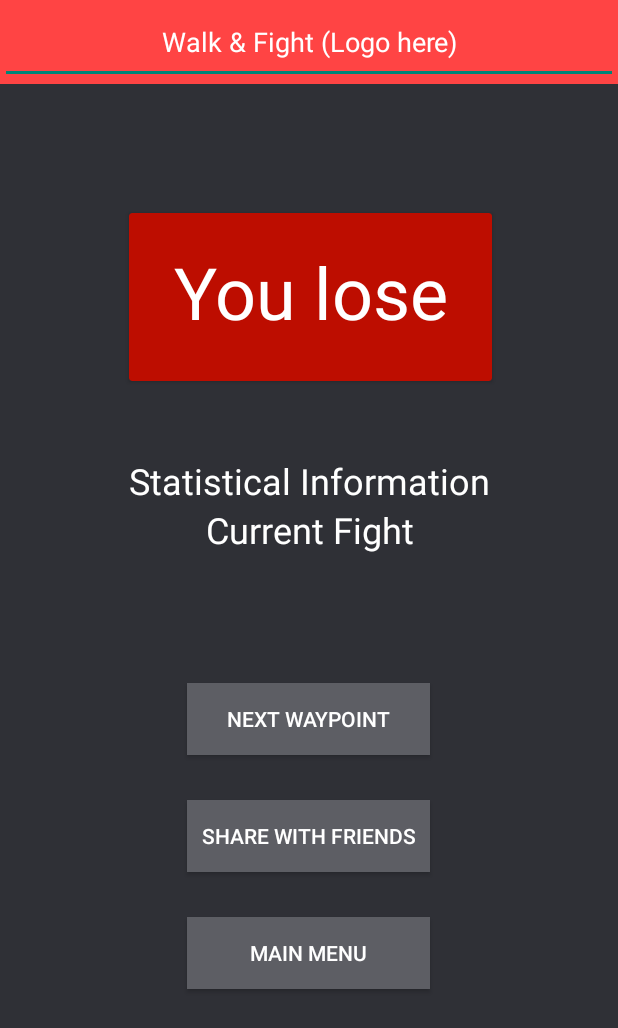
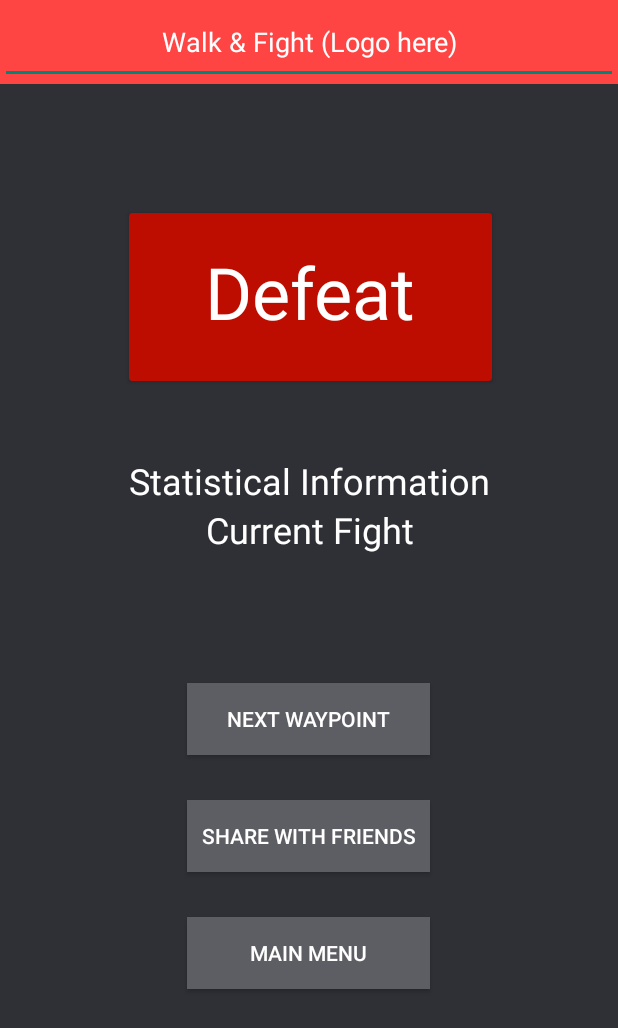
Before and after one commit to DanielV-source/waf, an Android app built with Jetpack Compose: the LoseWaypointActivity screen opened directly, with no data from a screen before it, on a phone screen of 412 x 824 dp. Shown: the top 1028 px of the screen. Run offline under Robolectric (Android 15) with nearby library versions, the phone set to English and light mode, and no system bars.

Commit message:
Strings in the app moved to strings.xml

```diff
--- a/app/src/main/res/layout/initmenu.xml
+++ b/app/src/main/res/layout/initmenu.xml
@@ -15,7 +15,7 @@
         android:layout_gravity="center_horizontal"
         android:layout_marginTop="200dp"
         android:background="@color/material_dynamic_neutral40"
-        android:text="Start Adventure"
+        android:text="@string/initmenu_startadventuremenu"
         android:textColor="@color/white" />
 
     <Button
@@ -25,7 +25,7 @@
         android:layout_gravity="center"
         android:layout_marginTop="50dp"
         android:background="@color/material_dynamic_neutral40"
-        android:text="Resume adventure"
+        android:text="@string/initmenu_resumeadventuremenu"
         android:textColor="@color/white" />
 
     <Button
@@ -35,7 +35,7 @@
         android:layout_gravity="center"
         android:layout_marginTop="50dp"
         android:background="@color/material_dynamic_neutral40"
-        android:text="My statistics"
+        android:text="@string/initmenu_mystatisticsmenu"
         android:textColor="@color/white" />
 
 </LinearLayout>
--- a/app/src/main/res/layout/loser_waypoint.xml
+++ b/app/src/main/res/layout/loser_waypoint.xml
@@ -33,7 +33,7 @@
             android:hyphenationFrequency="normal"
             android:inputType="text"
             android:singleLine="false"
-            android:text="Walk &amp; Fight (Logo here)"
+            android:text="@string/main_logoText"
             android:textAppearance="@style/TextAppearance.AppCompat.Medium"
             android:textColor="@color/white"
             tools:visibility="visible" />
@@ -51,13 +51,13 @@
             android:layout_height="match_parent">
 
             <TextView
-                android:id="@+id/textViewWinner"
+                android:id="@+id/loser"
                 android:layout_width="match_parent"
                 android:layout_height="match_parent"
                 android:layout_column="0"
                 android:layout_marginTop="20dp"
                 android:layout_row="0"
-                android:text="You lose"
+                android:text="@string/loser_waypoint_loser"
                 android:textAlignment="center"
                 android:textColor="@color/white"
                 android:textSize="48sp" />
@@ -66,20 +66,20 @@
     </androidx.cardview.widget.CardView>
 
     <TextView
-        android:id="@+id/textViewStadisticInformation"
+        android:id="@+id/stadisticalInformation"
         android:layout_width="match_parent"
         android:layout_height="wrap_content"
         android:layout_marginTop="50sp"
-        android:text="Statistical Information"
+        android:text="@string/loser_waypoint_stadisticalInformation"
         android:textAlignment="center"
         android:textColor="@color/white"
         android:textSize="24sp" />
 
     <TextView
-        android:id="@+id/textViewCurrentFight"
+        android:id="@+id/currentFight"
         android:layout_width="match_parent"
         android:layout_height="wrap_content"
-        android:text="Current Fight"
+        android:text="@string/loser_waypoint_currentFight"
         android:textAlignment="center"
         android:textColor="@color/white"
         android:textSize="24sp" />
@@ -91,7 +91,7 @@
         android:layout_gravity="center_horizontal"
         android:layout_marginTop="86dp"
         android:background="@color/material_dynamic_neutral40"
-        android:text="Next Waypoint"
+        android:text="@string/loser_waypoint_nextwaypoint"
         android:textColor="@color/white" />
 
     <Button
@@ -101,7 +101,7 @@
         android:layout_gravity="center"
         android:layout_marginTop="30dp"
         android:background="@color/material_dynamic_neutral40"
-        android:text="Share with friends"
+        android:text="@string/loser_waypoint_sharewithfriends"
         android:textColor="@color/white" />
 
     <Button
@@ -111,7 +111,7 @@
         android:layout_gravity="center"
         android:layout_marginTop="30dp"
         android:background="@color/material_dynamic_neutral40"
-        android:text="Main Menu"
+        android:text="@string/mainmenu"
         android:textColor="@color/white" />
 
 </LinearLayout>
--- a/app/src/main/res/layout/main.xml
+++ b/app/src/main/res/layout/main.xml
@@ -36,7 +36,7 @@
             android:hyphenationFrequency="normal"
             android:inputType="text"
             android:singleLine="false"
-            android:text="Walk &amp; Fight (Logo here)"
+            android:text="@string/main_logoText"
             android:textAppearance="@style/TextAppearance.AppCompat.Medium"
             android:textColor="@color/white"
             tools:visibility="visible" />
@@ -60,7 +60,7 @@
             android:gravity="center|center_vertical"
             android:inputType="text"
             android:singleLine="false"
-            android:text="Start your adventure now! Sign in for free!"
+            android:text="@string/main_startMsgText"
             android:textAppearance="@style/TextAppearance.AppCompat.Medium"
             android:textColor="@color/white"
             android:translationY="100dp" />
@@ -78,7 +78,7 @@
             android:id="@+id/sign_in_button"
             android:layout_width="wrap_content"
             android:layout_height="wrap_content"
-            android:translationY="100dp" />
+            android:translationY="100dp"/>
 
     </LinearLayout>
 
--- a/app/src/main/res/layout/ranking.xml
+++ b/app/src/main/res/layout/ranking.xml
@@ -23,7 +23,7 @@
             android:layout_height="wrap_content"
             android:layout_gravity="center_horizontal"
             android:fontFamily="cursive"
-            android:text="@string/ranking"
+            android:text="@string/ranking_rankingText"
             android:textColor="#FF0000"
             android:textSize="50sp"
             android:textStyle="bold"
--- a/app/src/main/res/layout/toolbar.xml
+++ b/app/src/main/res/layout/toolbar.xml
@@ -36,7 +36,7 @@
             android:hyphenationFrequency="normal"
             android:inputType="text"
             android:singleLine="false"
-            android:text="Walk &amp; Fight (Logo here)"
+            android:text="@string/main_logoText"
             android:textAppearance="@style/TextAppearance.AppCompat.Medium"
             android:textColor="@color/white"
             tools:visibility="visible" />
```
Also changed, not shown: app/src/main/res/layout/loser_boss.xml (+9 -9 lines), app/src/main/res/layout/mystats.xml (+5 -5 lines), app/src/main/res/layout/winner_boss.xml (+9 -9 lines), app/src/main/res/layout/winner_waypoint.xml (+6 -6 lines), app/src/main/res/values/strings.xml (+43 -1 lines).
